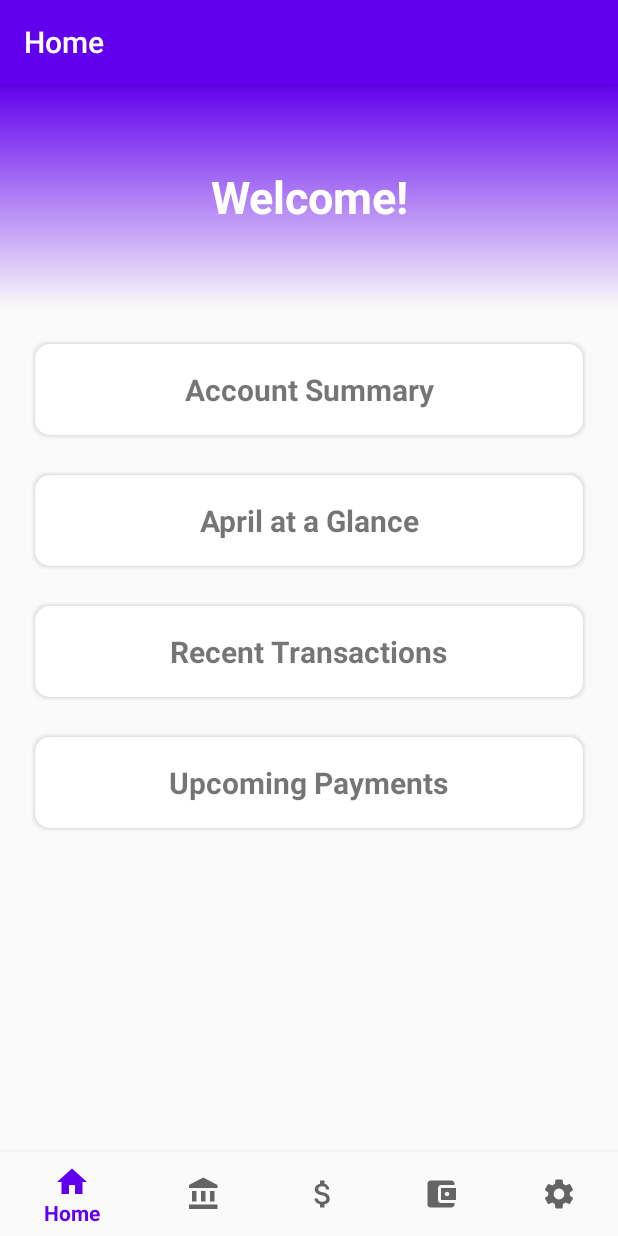
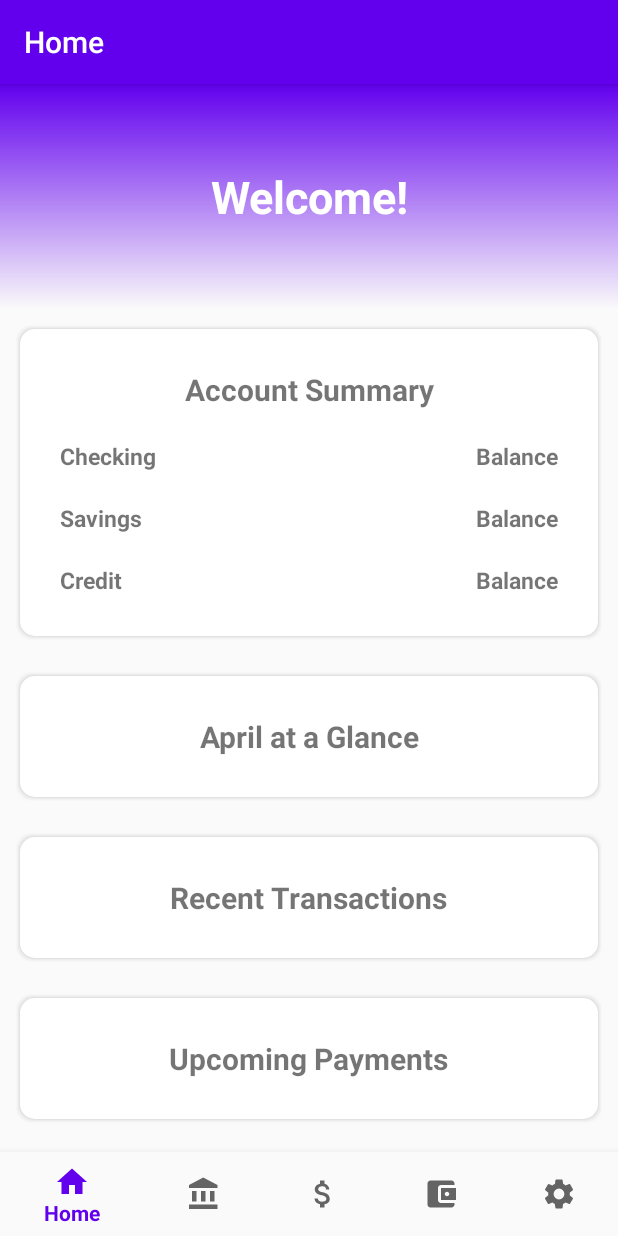
Before and after one commit to agusting2020/EC327-COVIDPlusPlus, an Android app: the screen it shows after launch (MainActivity), on a phone screen of 412 x 824 dp. Run offline under Robolectric (Android 15) with nearby library versions, the phone set to English and light mode, and no system bars; our stand-ins replace navigation-ui; libraries missing offline, so code that uses them is left out: lecho.lib.hellocharts.

Commit message:
updated home fragment

```diff
--- a/MyCOVIDFinanceApp/app/src/main/java/com/example/mycovidfinanceapp/MainActivity.java
+++ b/MyCOVIDFinanceApp/app/src/main/java/com/example/mycovidfinanceapp/MainActivity.java
@@ -1,7 +1,10 @@
 package com.example.mycovidfinanceapp;
 
+import android.content.Context;
 import android.graphics.Color;
 import android.os.Bundle;
+import android.widget.ArrayAdapter;
+import android.widget.ListView;
 
 import com.google.android.material.bottomnavigation.BottomNavigationView;
 
@@ -11,15 +14,43 @@ import androidx.navigation.Navigation;
 import androidx.navigation.ui.AppBarConfiguration;
 import androidx.navigation.ui.NavigationUI;
 
+import java.util.ArrayList;
+import java.util.List;
+
+import lecho.lib.hellocharts.model.PieChartData;
+import lecho.lib.hellocharts.model.SliceValue;
 import lecho.lib.hellocharts.view.PieChartView;
 
 public class MainActivity extends AppCompatActivity {
 
+    PieChartView pieChartView_monthly;
+//    ListView listView;
+
+//    String homeSummary[] = {"Checking", "Savings", "Credit"};
 
     @Override
     protected void onCreate(Bundle savedInstanceState) {
         super.onCreate(savedInstanceState);
         setContentView(R.layout.activity_main);
+
+//        ListView listView = findViewById(R.id.HomeSummary);
+//        ArrayAdapter<String> adapter = new ArrayAdapter<String>(this, R.layout.listview, R.id.textView, homeSummary);
+//        listView.setAdapter(adapter);
+
+//        pieChartView_monthly = findViewById(R.id.piechart_monthly);
+//
+//        List pieData;
+//        pieData = new ArrayList<>();
+//
+//        pieData.add(new SliceValue(15, Color.BLUE).setLabel("Q1: $10"));
+//        pieData.add(new SliceValue(25, Color.GRAY).setLabel("Q2: $4"));
+//        pieData.add(new SliceValue(10, Color.RED).setLabel("Q3: $18"));
+//        pieData.add(new SliceValue(60, Color.MAGENTA).setLabel("Q4: $28"));
+//
+//        PieChartData pieChartData = new PieChartData(pieData);
+//        pieChartData.setHasLabels(true).setValueLabelTextSize(14);
+//        pieChartData.setHasCenterCircle(true).setCenterText1("Sales in million").setCenterText1FontSize(20).setCenterText1Color(Color.parseColor("#0097A7"));
+//        pieChartView_monthly.setPieChartData(pieChartData);
 
         BottomNavigationView navView = findViewById(R.id.nav_view);
         // Passing each menu ID as a set of Ids because each
--- a/MyCOVIDFinanceApp/app/src/main/java/com/example/mycovidfinanceapp/ui/piechart/piechart_monthly.java
+++ /dev/null
@@ -1,51 +0,0 @@
-package com.example.mycovidfinanceapp.ui.piechart;
-
-import android.graphics.Color;
-import android.os.Bundle;
-import android.view.LayoutInflater;
-import android.view.View;
-import android.view.ViewGroup;
-import android.widget.TextView;
-
-import androidx.annotation.NonNull;
-import androidx.annotation.Nullable;
-import androidx.fragment.app.Fragment;
-import androidx.lifecycle.Observer;
-import androidx.lifecycle.ViewModelProviders;
-
-import com.example.mycovidfinanceapp.MainActivity;
-import com.example.mycovidfinanceapp.R;
-import com.example.mycovidfinanceapp.ui.home.HomeViewModel;
-
-import java.util.ArrayList;
-import java.util.List;
-
-import lecho.lib.hellocharts.model.PieChartData;
-import lecho.lib.hellocharts.model.SliceValue;
-import lecho.lib.hellocharts.view.PieChartView;
-
-public class piechart_monthly extends Fragment {
-
-    PieChartView pieChartView_monthly;
-
-    public View onCreateView(@NonNull LayoutInflater inflater,
-                             ViewGroup container, Bundle savedInstanceState) {
-        List pieData = new ArrayList<>();
-        pieChartView_monthly = findViewById(R.id.piechart_monthly);
-
-        pieData.add(new SliceValue(15, Color.BLUE).setLabel("Q1: $10"));
-        pieData.add(new SliceValue(25, Color.GRAY).setLabel("Q2: $4"));
-        pieData.add(new SliceValue(10, Color.RED).setLabel("Q3: $18"));
-        pieData.add(new SliceValue(60, Color.MAGENTA).setLabel("Q4: $28"));
-
-        PieChartData pieChartData = new PieChartData(pieData);
-        pieChartData.setHasLabels(true).setValueLabelTextSize(14);
-        pieChartData.setHasCenterCircle(true).setCenterText1("Sales in million").setCenterText1FontSize(20).setCenterText1Color(Color.parseColor("#0097A7"));
-        pieChartView_monthly.setPieChartData(pieChartData);
-
-
-
-        return root;
-    }
-
-}
--- a/MyCOVIDFinanceApp/app/src/main/res/layout/activity_main.xml
+++ b/MyCOVIDFinanceApp/app/src/main/res/layout/activity_main.xml
@@ -4,7 +4,7 @@
     android:id="@+id/container"
     android:layout_width="match_parent"
     android:layout_height="match_parent">
-<!--    android:paddingTop="?attr/actionBarSize">-->
+    <!--    android:paddingTop="?attr/actionBarSize">-->
 
     <com.google.android.material.bottomnavigation.BottomNavigationView
         android:id="@+id/nav_view"
--- a/MyCOVIDFinanceApp/app/src/main/res/layout/fragment_home.xml
+++ b/MyCOVIDFinanceApp/app/src/main/res/layout/fragment_home.xml
@@ -19,16 +19,29 @@
 <!--        app:layout_constraintEnd_toEndOf="parent"-->
 <!--        app:layout_constraintStart_toStartOf="parent"-->
 <!--        app:layout_constraintTop_toTopOf="parent" />-->
+
+    <ScrollView
+        android:layout_width="wrap_content"
+        android:layout_height="match_parent"
+        android:paddingBottom="?attr/actionBarSize"
+        app:layout_constraintStart_toStartOf="parent"
+        app:layout_constraintEnd_toEndOf="parent"
+        app:layout_constraintTop_toTopOf="parent"
+        >
+        <RelativeLayout
+            android:layout_width="match_parent"
+            android:layout_height="wrap_content" >
+
             <FrameLayout
                 android:id="@+id/Welcome_Message"
-        android:layout_width="0dp"
+                android:layout_width="match_parent"
                 android:layout_height="150dp"
                 android:background="@drawable/bkg_welcome"
                 android:padding="@dimen/sec_padding"
+                android:gravity="center"
                 app:layout_constraintStart_toStartOf="parent"
                 app:layout_constraintEnd_toEndOf="parent"
                 app:layout_constraintTop_toTopOf="parent"
-        app:layout_constraintHorizontal_bias="1.0"
                 >
 
                 <TextView
@@ -49,62 +62,135 @@
                     />
             </FrameLayout>
 
-
-
-    <FrameLayout
+            <RelativeLayout
                 android:id="@+id/Account_Summary"
-        android:layout_width="0dp"
+                android:layout_width="match_parent"
                 android:layout_height="wrap_content"
                 android:layout_margin="@dimen/sec_margins"
                 android:background="@drawable/bkg_sec"
+                android:gravity="center_horizontal"
                 android:padding="@dimen/sec_padding"
-        app:layout_constraintHorizontal_bias="1.0"
-        app:layout_constraintStart_toStartOf="parent"
-        app:layout_constraintEnd_toEndOf="parent"
-        app:layout_constraintTop_toBottomOf="@id/Welcome_Message"
+                android:layout_below="@id/Welcome_Message"
                 >
-
-        <LinearLayout
-            android:layout_width="wrap_content"
-            android:layout_height="match_parent"
-            android:orientation="vertical"
-            android:layout_gravity="center_horizontal"
-            >
-
                 <TextView
                     android:id="@+id/Account_Summary_Title"
-                android:layout_width="wrap_content"
+                    android:layout_width="match_parent"
                     android:layout_height="wrap_content"
-                android:layout_gravity="center"
                     android:layout_margin="@dimen/elem_margins"
                     android:text="@string/account_summary"
                     android:textAlignment="center"
                     android:textSize="@dimen/font_head"
                     android:textStyle="bold"
-                app:layout_constraintBottom_toBottomOf="parent"
-                app:layout_constraintEnd_toEndOf="parent"
-                app:layout_constraintStart_toStartOf="parent"
-                app:layout_constraintTop_toTopOf="parent" />
+                    app:layout_constraintTop_toTopOf="parent"
+                    />
 
-            <ListView
-                android:id="@+id/accountslist"
+                <LinearLayout
+                    android:id="@+id/Account_Summary_Checking"
                     android:layout_width="match_parent"
                     android:layout_height="wrap_content"
-                app:layout_constraintTop_toBottomOf="@id/Account_Summary_Title" />
+                    android:layout_margin="@dimen/elem_margins"
+                    android:layout_below="@id/Account_Summary_Title"
+                    >
+
+                    <TextView
+                        android:id="@+id/Account_Summary_Checking_Title"
+                        android:text="@string/accounts_checking"
+                        android:layout_width="wrap_content"
+                        android:layout_height="wrap_content"
+                        android:gravity="start"
+                        android:textSize="@dimen/font_body"
+                        android:textStyle="bold"
+                        android:layout_weight="1"
+                        />
+
+                    <TextView
+                        android:id="@+id/Account_Summary_Checking_Balance"
+                        android:text="@string/accounts_balance"
+                        android:layout_width="wrap_content"
+                        android:layout_height="wrap_content"
+                        android:gravity="end"
+                        android:textSize="@dimen/font_body"
+                        android:textStyle="bold"
+                        android:layout_weight="1"
+                        />
+
                 </LinearLayout>
-    </FrameLayout>
 
-    <FrameLayout
+                <LinearLayout
+                    android:id="@+id/Account_Summary_Savings"
+                    android:layout_width="match_parent"
+                    android:layout_height="wrap_content"
+                    android:layout_margin="@dimen/elem_margins"
+                    android:layout_below="@id/Account_Summary_Checking"
+                    >
+
+                    <TextView
+                        android:id="@+id/Account_Summary_Savings_Title"
+                        android:text="@string/accounts_savings"
+                        android:layout_width="wrap_content"
+                        android:layout_height="wrap_content"
+                        android:gravity="start"
+                        android:textSize="@dimen/font_body"
+                        android:textStyle="bold"
+                        android:layout_weight="1"
+                        />
+
+                    <TextView
+                        android:id="@+id/Account_Summary_Savings_Balance"
+                        android:text="@string/accounts_balance"
+                        android:layout_width="wrap_content"
+                        android:layout_height="wrap_content"
+                        android:gravity="end"
+                        android:textSize="@dimen/font_body"
+                        android:textStyle="bold"
+                        android:layout_weight="1"
+                        />
+
+                </LinearLayout>
+
+                <LinearLayout
+                    android:id="@+id/Account_Summary_Credit"
+                    android:layout_width="match_parent"
+                    android:layout_height="wrap_content"
+                    android:layout_margin="@dimen/elem_margins"
+                    android:layout_below="@id/Account_Summary_Savings"
+                    >
+
+                    <TextView
+                        android:id="@+id/Account_Summary_Credit_Title"
+                        android:text="@string/accounts_credit"
+                        android:layout_width="wrap_content"
+                        android:layout_height="wrap_content"
+                        android:gravity="start"
+                        android:textSize="@dimen/font_body"
+                        android:textStyle="bold"
+                        android:layout_weight="1"
+                        />
+
+                    <TextView
+                        android:id="@+id/Account_Summary_Credit_Balance"
+                        android:text="@string/accounts_balance"
+                        android:layout_width="wrap_content"
+                        android:layout_height="wrap_content"
+                        android:gravity="end"
+                        android:textSize="@dimen/font_body"
+                        android:textStyle="bold"
+                        android:layout_weight="1"
+                        />
+
+                </LinearLayout>
+
+            </RelativeLayout>
+
+            <RelativeLayout
                 android:id="@+id/Monthly_View"
-        android:layout_width="0dp"
+                android:layout_width="match_parent"
                 android:layout_height="wrap_content"
                 android:layout_margin="@dimen/sec_margins"
                 android:background="@drawable/bkg_sec"
+                android:gravity="center"
                 android:padding="@dimen/sec_padding"
-        app:layout_constraintStart_toStartOf="parent"
-        app:layout_constraintEnd_toEndOf="parent"
-        app:layout_constraintHorizontal_bias="1.0"
-        app:layout_constraintTop_toBottomOf="@+id/Account_Summary"
+                android:layout_below="@id/Account_Summary"
                 >
 
                 <TextView
@@ -117,24 +203,18 @@
                     android:textAlignment="center"
                     android:textSize="@dimen/font_head"
                     android:textStyle="bold"
-            app:layout_constraintStart_toStartOf="parent"
-            app:layout_constraintEnd_toEndOf="parent"
-            app:layout_constraintTop_toTopOf="parent"
-            app:layout_constraintBottom_toBottomOf="parent"
                     />
-    </FrameLayout>
+            </RelativeLayout>
 
-    <FrameLayout
+            <RelativeLayout
                 android:id="@+id/Recent_Transactions"
-        android:layout_width="0dp"
+                android:layout_width="match_parent"
                 android:layout_height="wrap_content"
                 android:layout_margin="@dimen/sec_margins"
                 android:background="@drawable/bkg_sec"
+                android:gravity="center"
                 android:padding="@dimen/sec_padding"
-        app:layout_constraintStart_toStartOf="parent"
-        app:layout_constraintEnd_toEndOf="parent"
-        app:layout_constraintHorizontal_bias="1.0"
-        app:layout_constraintTop_toBottomOf="@+id/Monthly_View"
+                android:layout_below="@id/Monthly_View"
                 >
 
                 <TextView
@@ -147,24 +227,18 @@
                     android:textAlignment="center"
                     android:textSize="@dimen/font_head"
                     android:textStyle="bold"
-            app:layout_constraintStart_toStartOf="parent"
-            app:layout_constraintEnd_toEndOf="parent"
-            app:layout_constraintTop_toTopOf="parent"
-            app:layout_constraintBottom_toBottomOf="parent"
                     />
-    </FrameLayout>
+            </RelativeLayout>
 
-    <FrameLayout
+            <RelativeLayout
                 android:id="@+id/Upcoming_Payments"
-        android:layout_width="0dp"
+                android:layout_width="match_parent"
                 android:layout_height="wrap_content"
                 android:layout_margin="@dimen/sec_margins"
                 android:background="@drawable/bkg_sec"
+                android:gravity="center"
                 android:padding="@dimen/sec_padding"
-        app:layout_constraintStart_toStartOf="parent"
-        app:layout_constraintEnd_toEndOf="parent"
-        app:layout_constraintHorizontal_bias="1.0"
-        app:layout_constraintTop_toBottomOf="@+id/Recent_Transactions"
+                android:layout_below="@id/Recent_Transactions"
                 >
 
                 <TextView
@@ -177,11 +251,11 @@
                     android:textAlignment="center"
                     android:textSize="@dimen/font_head"
                     android:textStyle="bold"
-            app:layout_constraintStart_toStartOf="parent"
-            app:layout_constraintEnd_toEndOf="parent"
-            app:layout_constraintTop_toTopOf="parent"
-            app:layout_constraintBottom_toBottomOf="parent"
                     />
-    </FrameLayout>
+            </RelativeLayout>
+
+        </RelativeLayout>
+
+    </ScrollView>
 
 </androidx.constraintlayout.widget.ConstraintLayout>
--- /dev/null
+++ b/MyCOVIDFinanceApp/app/src/main/res/layout/listview.xml
@@ -0,0 +1,21 @@
+<?xml version="1.0" encoding="utf-8"?>
+<androidx.constraintlayout.widget.ConstraintLayout
+    xmlns:android="http://schemas.android.com/apk/res/android" android:layout_width="match_parent"
+    android:layout_height="match_parent">
+
+    <LinearLayout
+        android:layout_width="match_parent"
+        android:layout_height="match_parent"
+        android:orientation="vertical">
+
+        <TextView
+            android:id="@+id/textView"
+            android:layout_width="match_parent"
+            android:layout_height="wrap_content"
+            android:layout_gravity="center"
+            android:padding="@dimen/activity_horizontal_margin"
+            android:textColor="@android:color/black" />
+
+    </LinearLayout>
+
+</androidx.constraintlayout.widget.ConstraintLayout>
--- a/MyCOVIDFinanceApp/app/src/main/res/values/dimens.xml
+++ b/MyCOVIDFinanceApp/app/src/main/res/values/dimens.xml
@@ -5,8 +5,8 @@
 
     <!-- section -->
     <dimen name="sec_radius">10dp</dimen>
-    <dimen name="sec_padding">10dp</dimen>
-    <dimen name="sec_margins">20dp</dimen>
+    <dimen name="sec_padding">20dp</dimen>
+    <dimen name="sec_margins">10dp</dimen>
 
     <!-- elements -->
     <dimen name="elem_margins">10dp</dimen>
--- a/MyCOVIDFinanceApp/app/src/main/res/values/strings.xml
+++ b/MyCOVIDFinanceApp/app/src/main/res/values/strings.xml
@@ -12,6 +12,11 @@
     <string name="home_summary_title">Account Summary</string>
 
     <!-- accounts -->
+    <string name="accounts_checking">Checking</string>
+    <string name="accounts_savings">Savings</string>
+    <string name="accounts_credit">Credit</string>
+    <string name="accounts_balance">Balance</string>
+
 
     <!-- budget -->
 
```
Also changed, not shown: MyCOVIDFinanceApp/app/src/main/java/com/example/mycovidfinanceapp/ui/home/HomeFragment.java (+13 -0 lines). Lines whose indentation alone changed are shown as unchanged.
